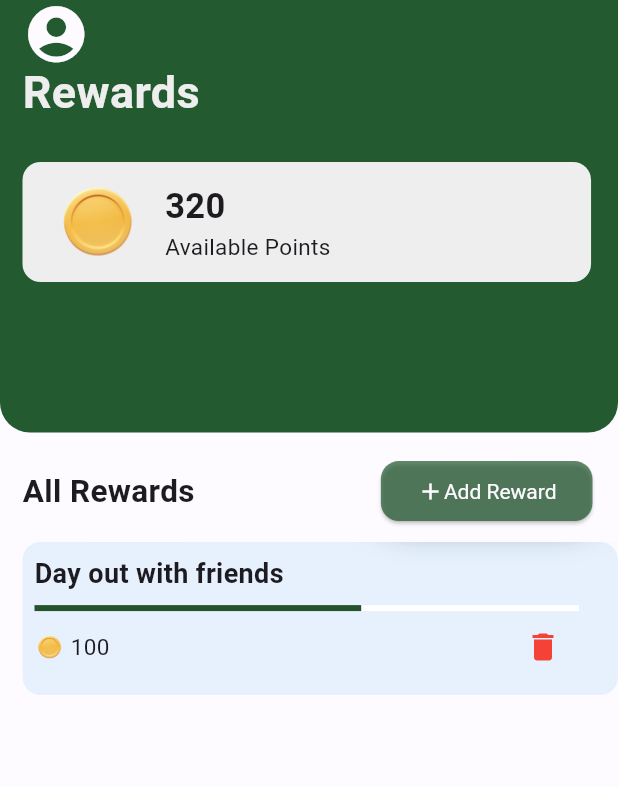
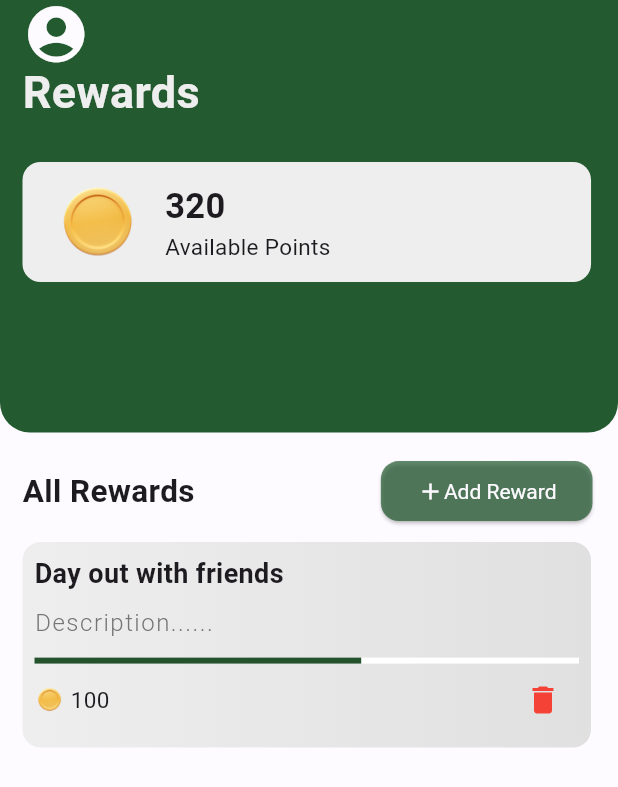
Before and after one commit to OmarElmanzalawy/todo, a Flutter app: the RewardsScreen screen opened by its route, on a phone screen of 412 x 824 dp. Shown: the top 787 px of the screen. Run offline on Flutter 3.47's test engine with Material 3 defaults, Android fonts, the phone set to English and light mode, and no system bars; our stand-ins replace auto_size_text, cached_network_image, cloud_firestore, dots_indicator, dotted_border, firebase_auth and 9 more; missing offline and left inert: animated_reorderable_list; accounts and stored records are empty; generated files the repository leaves out were written again.

```diff
--- a/lib/constants/app_theme_data.dart
+++ b/lib/constants/app_theme_data.dart
@@ -27,7 +27,12 @@ static final ThemeData mainTheme = ThemeData.light().copyWith(
 
     ),
     scaffoldBackgroundColor: AppColors.primaryText,
-    colorScheme: ColorScheme.light(surface: Color.fromARGB(26, 13, 184, 247))
+    colorScheme: ColorScheme.light(surface: Color.fromARGB(26, 13, 184, 247)),
+    textButtonTheme: TextButtonThemeData(style: ButtonStyle(
+      splashFactory: NoSplash.splashFactory,
+      overlayColor: WidgetStatePropertyAll(Colors.transparent),
+      foregroundColor: WidgetStatePropertyAll(Colors.blue.shade700 )
+    ))
   );
 
   static final ThemeData greenTheme = ThemeData.dark().copyWith(
--- a/lib/main.dart
+++ b/lib/main.dart
@@ -26,8 +26,8 @@ class MainApp extends StatelessWidget {
   Widget build(BuildContext context) {
     return MaterialApp(
       debugShowCheckedModeBanner: false,
-      // initialRoute: FirebaseAuth.instance.currentUser == null  ? '/splash' : '/dashboard',
-      initialRoute: '/rewards',
+      initialRoute: FirebaseAuth.instance.currentUser == null  ? '/splash' : '/dashboard',
+      // initialRoute: '/rewards',
       routes: {
         '/dashboard': (context) => DashBoardScreen(),
         '/todo': (context) =>TodoScreen(),
--- a/lib/widgets/glass_morphism.dart
+++ /dev/null
@@ -1,32 +0,0 @@
-import 'dart:ui';
-
-import 'package:flutter/material.dart';
-
-class GlassMorphism extends StatelessWidget {
-  const GlassMorphism(
-      {Key? key,
-      required this.child,
-      required this.blur,
-      required this.opacity,
-      required this.color,
-      this.borderRadius})
-      : super(key: key);
-  final Widget child;
-  final double blur;
-  final double opacity;
-  final Color color;
-  final BorderRadius? borderRadius;
-  @override
-  Widget build(BuildContext context) {
-    return ClipRRect(
-      child: BackdropFilter(
-        filter: ImageFilter.blur(sigmaX: blur, sigmaY: blur),
-        child: Container(
-          decoration: BoxDecoration(
-              color: color.withOpacity(opacity), borderRadius: borderRadius),
-          child: child,
-        ),
-      ),
-    );
-  }
-}
--- a/lib/widgets/reward/reward_card.dart
+++ b/lib/widgets/reward/reward_card.dart
@@ -1,6 +1,9 @@
 import 'package:flutter/material.dart';
 import 'package:todo/constants/app_colors.dart';
-import 'package:todo/widgets/glass_morphism.dart';
+import 'package:todo/constants/app_constants.dart';
+import 'package:todo/service/dialogue_service.dart';
+import 'package:todo/service/init_getit.dart';
+import 'package:todo/widgets/frosted.dart';
 
 class RewardCard extends StatelessWidget {
   const RewardCard({super.key});
@@ -8,15 +11,30 @@ class RewardCard extends StatelessWidget {
   @override
   Widget build(BuildContext context) {
     final size = MediaQuery.sizeOf(context);
-    return GlassMorphism(
-      blur: 12,
-      opacity: 0.1,
-      color: Colors.blue,
-      borderRadius: BorderRadius.circular(12),
+    return InkWell(
+      onTap: (){
+        getIt<DialogueService>().showAlertDialog(
+          context: context,
+           actions: [
+            TextButton(onPressed: (){Navigator.pop(context);}, child: Text('Cancel')),
+            TextButton(onPressed: (){
+
+              //TODO: Redeem reward functionality
+
+              Navigator.pop(context);
+              }, child: Text('Ok'))
+           ],
+           title: Text('Redeem Reward'),
+           content: Text('Are you sure you want to redeem this reward ?')
+           );
+      },
       child: Container(
         margin: EdgeInsets.only(right: 18),
         constraints: BoxConstraints(minWidth: size.width * 0.92,minHeight: 75),
-        decoration: BoxDecoration(borderRadius: BorderRadius.circular(12)),
+        decoration: BoxDecoration(
+          borderRadius: BorderRadius.circular(12),
+          gradient: LinearGradient(colors: [AppColors.primaryWhiteCard,AppColors.lightGreyBorder])
+        ),
         child: Padding(
           padding: const EdgeInsets.all(8.0),
           child: Column(
@@ -25,6 +43,10 @@ class RewardCard extends StatelessWidget {
             children: [
               Text('Day out with friends',style: TextStyle(fontSize: 18,fontWeight: FontWeight.bold),),
               SizedBox(height: 8,),
+              Wrap(children: [
+                Text('Description......',style: AppConstants.thinText.copyWith(color: Colors.grey.shade600),),
+              ],),
+              SizedBox(height: 12,),
               LinearProgressIndicator(
                 color: AppColors.darkestGreen,
                 backgroundColor: Colors.white,
--- a/pubspec.yaml
+++ b/pubspec.yaml
@@ -26,8 +26,8 @@ dependencies:
   build_runner: ^2.4.13
   image_picker: ^1.1.2
   cached_network_image: ^3.4.1
-  uuid: ^4.4.2
   google_sign_in: ^6.2.2
+  curved_navigation_bar: ^1.0.6
 
 dev_dependencies:
   flutter_test:
```
Also changed, not shown: lib/constants/app_constants.dart (+10 -0 lines), lib/service/dialogue_service.dart (+4 -4 lines), lib/widgets/frosted.dart (added, +26 -0 lines), 1 other file.
